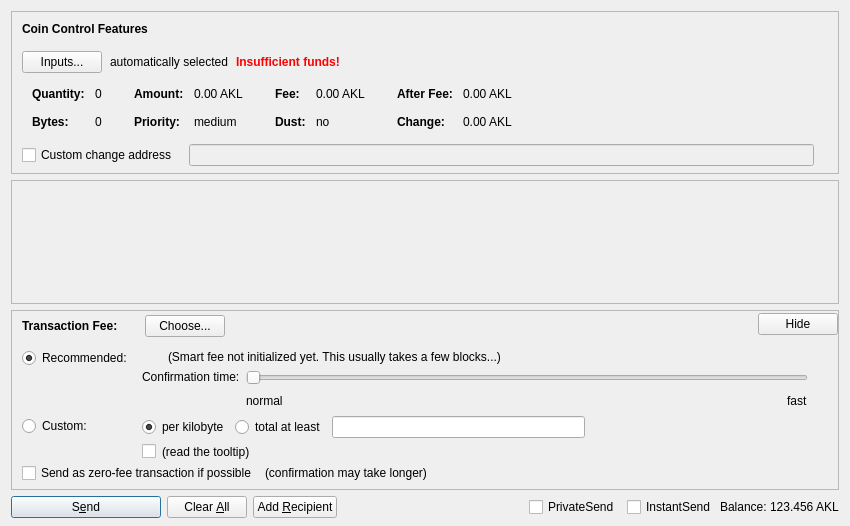
ZixCash/ZixCash, file src/qt/forms/sendcoinsdialog.ui: the form before one commit.
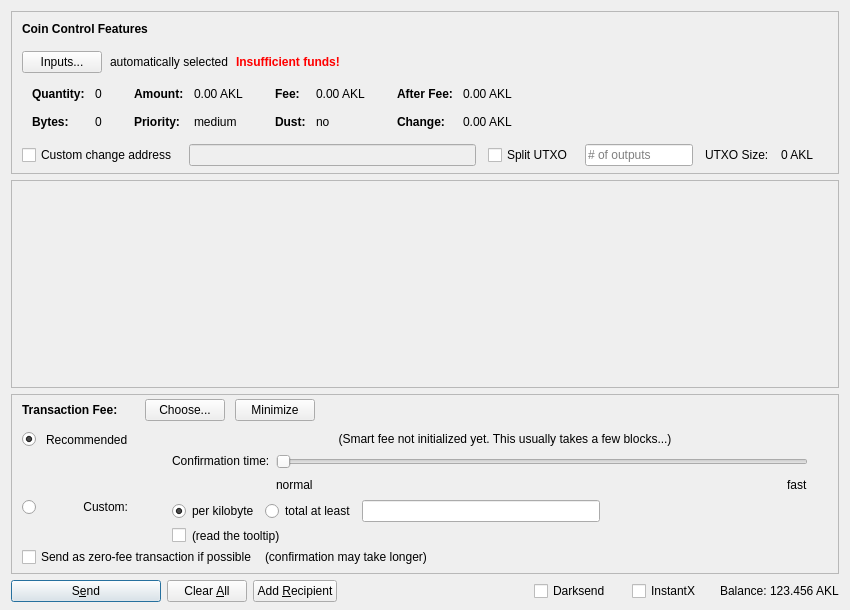
The form after the commit. Icons and pictures are not drawn. Custom widgets are drawn as their Qt base class.

```diff
--- a/src/qt/forms/sendcoinsdialog.ui
+++ b/src/qt/forms/sendcoinsdialog.ui
@@ -7,7 +7,7 @@
     <x>0</x>
     <y>0</y>
     <width>850</width>
-    <height>526</height>
+    <height>610</height>
    </rect>
   </property>
   <property name="windowTitle">
@@ -528,7 +528,7 @@
          </widget>
         </item>
         <item>
-         <layout class="QHBoxLayout" name="horizontalLayoutCoinControl4" stretch="0,0,0">
+         <layout class="QHBoxLayout" name="horizontalLayoutCoinControl4" stretch="0,0,0,0,0,0,0">
           <property name="spacing">
            <number>12</number>
           </property>
@@ -564,6 +564,40 @@
             </property>
            </widget>
           </item>
+          <item>
+           <widget class="QCheckBox" name="splitBlockCheckBox">
+            <property name="text">
+             <string>Split UTXO</string>
+            </property>
+           </widget>
+          </item>
+          <item>
+           <widget class="QLineEdit" name="splitBlockLineEdit">
+            <property name="sizePolicy">
+             <sizepolicy hsizetype="Fixed" vsizetype="Fixed">
+              <horstretch>50</horstretch>
+              <verstretch>0</verstretch>
+             </sizepolicy>
+            </property>
+            <property name="placeholderText">
+             <string># of outputs</string>
+            </property>
+           </widget>
+          </item>
+          <item>
+           <widget class="QLabel" name="labelBlockSizeText">
+            <property name="text">
+             <string>UTXO Size:</string>
+            </property>
+           </widget>
+          </item>
+          <item>
+           <widget class="QLabel" name="labelBlockSize">
+            <property name="text">
+             <string>0 AKL</string>
+            </property>
+           </widget>
+          </item>
           <item>
            <widget class="QLabel" name="labelCoinControlChangeLabel">
             <property name="sizePolicy">
@@ -617,7 +651,7 @@
         <x>0</x>
         <y>0</y>
         <width>830</width>
-        <height>69</height>
+        <height>95</height>
        </rect>
       </property>
       <layout class="QVBoxLayout" name="verticalLayout_2" stretch="0,1">
@@ -771,6 +805,16 @@
                 </property>
                </widget>
               </item>
+              <item>
+               <widget class="QPushButton" name="buttonMinimizeFee">
+                <property name="toolTip">
+                 <string>collapse fee-settings</string>
+                </property>
+                <property name="text">
+                 <string>Minimize</string>
+                </property>
+               </widget>
+              </item>
              </layout>
             </item>
             <item>
@@ -801,16 +845,6 @@
             </property>
            </spacer>
           </item>
-          <item>
-           <widget class="QPushButton" name="buttonMinimizeFee">
-            <property name="toolTip">
-             <string>collapse fee-settings</string>
-            </property>
-            <property name="text">
-             <string>Hide</string>
-            </property>
-           </widget>
-          </item>
          </layout>
         </item>
         <item>
@@ -845,7 +879,7 @@
              <property name="verticalSpacing">
               <number>4</number>
              </property>
-             <item row="1" column="1">
+             <item row="2" column="4">
               <layout class="QVBoxLayout" name="verticalLayoutFee8">
                <property name="spacing">
                 <number>6</number>
@@ -944,42 +978,29 @@
                </item>
               </layout>
              </item>
-             <item row="0" column="0">
-              <layout class="QVBoxLayout" name="verticalLayoutFee4" stretch="0,1">
-               <item>
-                <widget class="QRadioButton" name="radioSmartFee">
-                 <property name="text">
-                  <string>Recommended:</string>
-                 </property>
-                 <property name="checked">
-                  <bool>true</bool>
-                 </property>
-                 <attribute name="buttonGroup">
-                  <string notr="true">groupFee</string>
-                 </attribute>
-                </widget>
-               </item>
-               <item>
-                <spacer name="verticalSpacer_2">
-                 <property name="orientation">
-                  <enum>Qt::Vertical</enum>
-                 </property>
-                 <property name="sizeHint" stdset="0">
-                  <size>
-                   <width>1</width>
-                   <height>1</height>
-                  </size>
-                 </property>
-                </spacer>
-               </item>
-              </layout>
-             </item>
              <item row="1" column="0">
+              <layout class="QVBoxLayout" name="verticalLayoutFee4" stretch="1">
+               <item>
+                <spacer name="verticalSpacer_2">
+                 <property name="orientation">
+                  <enum>Qt::Vertical</enum>
+                 </property>
+                 <property name="sizeHint" stdset="0">
+                  <size>
+                   <width>1</width>
+                   <height>1</height>
+                  </size>
+                 </property>
+                </spacer>
+               </item>
+              </layout>
+             </item>
+             <item row="2" column="0">
               <layout class="QVBoxLayout" name="verticalLayoutFee9" stretch="0,1">
                <item>
                 <widget class="QRadioButton" name="radioCustomFee">
                  <property name="text">
-                  <string>Custom:</string>
+                  <string/>
                  </property>
                  <attribute name="buttonGroup">
                   <string notr="true">groupFee</string>
@@ -1001,7 +1022,7 @@
                </item>
               </layout>
              </item>
-             <item row="0" column="1">
+             <item row="1" column="4">
               <layout class="QVBoxLayout" name="verticalLayoutFee3" stretch="0,0,1">
                <property name="spacing">
                 <number>6</number>
@@ -1011,33 +1032,6 @@
                </property>
                <item>
                 <layout class="QHBoxLayout" name="horizontalLayoutFee12">
-                 <item>
-                  <widget class="QLabel" name="labelSmartFee">
-                   <property name="text">
-                    <string/>
-                   </property>
-                   <property name="margin">
-                    <number>2</number>
-                   </property>
-                  </widget>
-                 </item>
-                 <item>
-                  <widget class="QLabel" name="labelFeeEstimation">
-                   <property name="text">
-                    <string/>
-                   </property>
-                  </widget>
-                 </item>
-                 <item>
-                  <widget class="QLabel" name="labelSmartFee2">
-                   <property name="text">
-                    <string>(Smart fee not initialized yet. This usually takes a few blocks...)</string>
-                   </property>
-                   <property name="margin">
-                    <number>2</number>
-                   </property>
-                  </widget>
-                 </item>
                  <item>
                   <spacer name="horizontalSpacer_5">
                    <property name="orientation">
@@ -1165,6 +1159,69 @@
                </item>
               </layout>
              </item>
+             <item row="0" column="1">
+              <widget class="QLabel" name="labelSmartFee_2">
+               <property name="text">
+                <string>Recommended</string>
+               </property>
+              </widget>
+             </item>
+             <item row="0" column="0">
+              <widget class="QRadioButton" name="radioSmartFee">
+               <property name="text">
+                <string/>
+               </property>
+               <property name="checked">
+                <bool>true</bool>
+               </property>
+               <attribute name="buttonGroup">
+                <string notr="true">groupFee</string>
+               </attribute>
+              </widget>
+             </item>
+             <item row="2" column="1">
+              <widget class="QLabel" name="labelCustomFee">
+               <property name="text">
+                <string>Custom:</string>
+               </property>
+               <property name="alignment">
+                <set>Qt::AlignRight|Qt::AlignTop|Qt::AlignTrailing</set>
+               </property>
+              </widget>
+             </item>
+             <item row="0" column="2">
+              <widget class="QLabel" name="labelSmartFee">
+               <property name="text">
+                <string/>
+               </property>
+               <property name="margin">
+                <number>2</number>
+               </property>
+              </widget>
+             </item>
+             <item row="0" column="3">
+              <widget class="QLabel" name="labelFeeEstimation">
+               <property name="text">
+                <string/>
+               </property>
+              </widget>
+             </item>
+             <item row="0" column="4">
+              <widget class="QLabel" name="labelSmartFee2">
+               <property name="text">
+                <string>(Smart fee not initialized yet. This usually takes a few blocks...)</string>
+               </property>
+               <property name="alignment">
+                <set>Qt::AlignHCenter</set>
+               </property>
+               <property name="wordWrap">
+                <bool>true</bool>
+               </property>
+               <property name="margin">
+                <number>2</number>
+               </property>
+              </widget>
+             </item>
             </layout>
            </item>
            <item>
@@ -1324,7 +1381,7 @@
           </size>
          </property>
          <property name="text">
-          <string>PrivateSend</string>
+          <string>Darksend</string>
          </property>
          <property name="checked">
           <bool>false</bool>
@@ -1343,7 +1400,7 @@
           </size>
          </property>
          <property name="text">
-          <string>InstantSend</string>
+          <string>InstantX</string>
          </property>
         </widget>
        </item>
```
Left out of the diff: 26 changed lines with no effect on the pictures.
